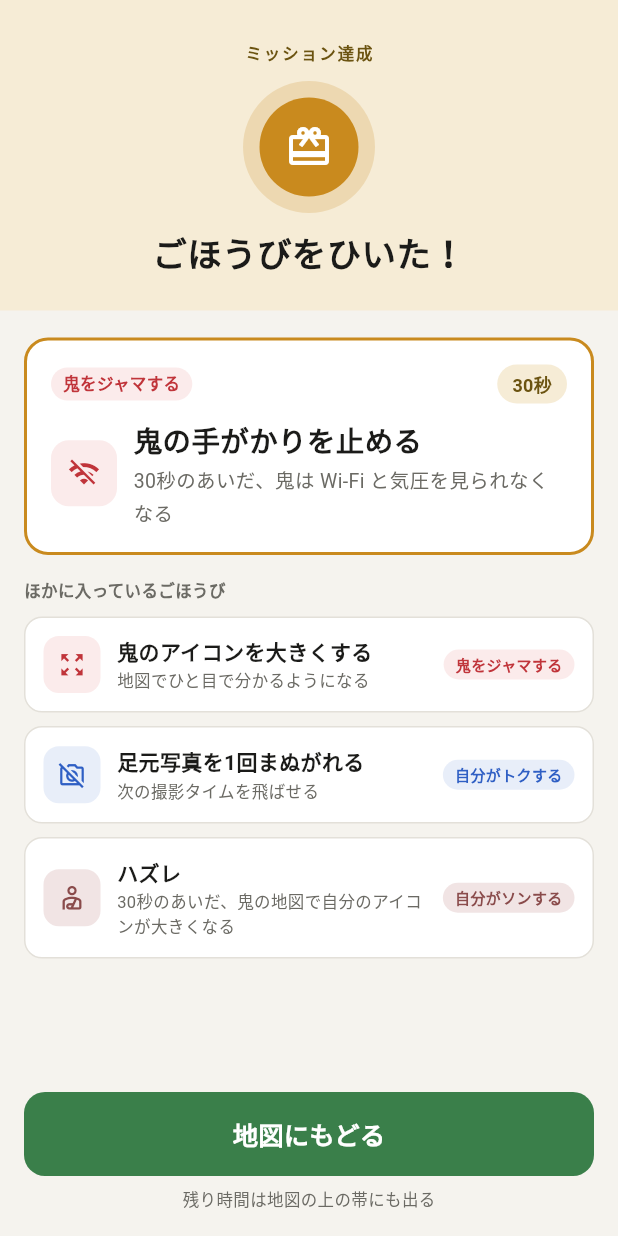
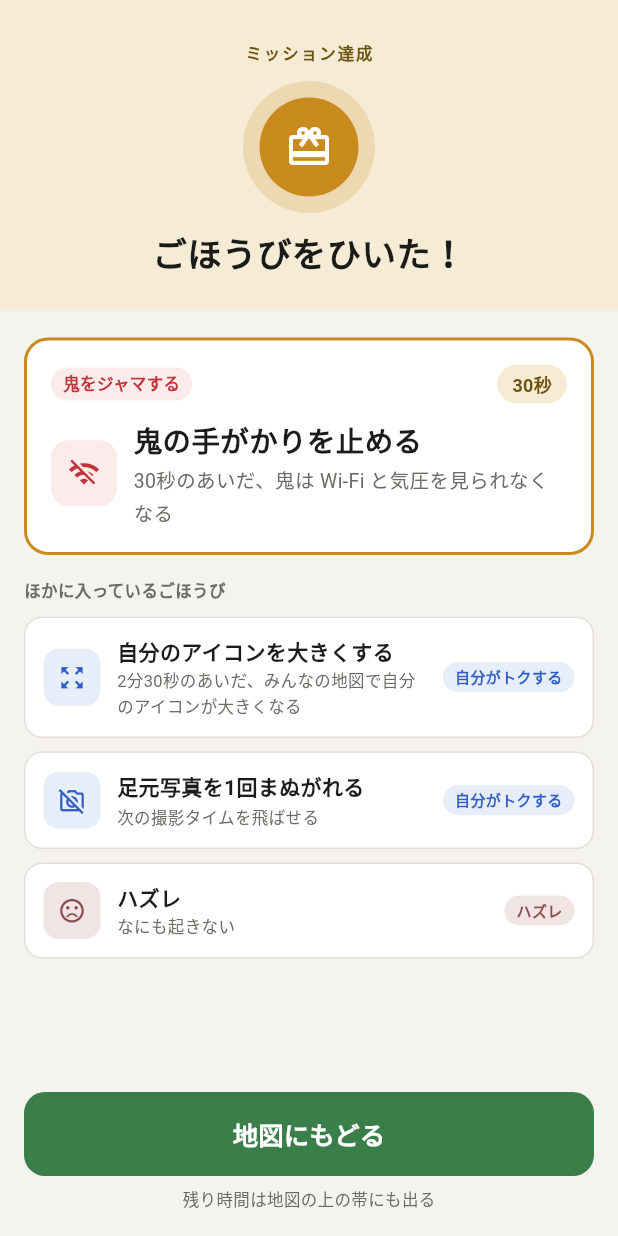
Before and after one commit to kajiLabTeam/kakureru, a Flutter app: the RewardPage screen opened directly with empty values, on a phone screen of 412 x 824 dp. Run offline on Flutter 3.47's test engine with Material 3 defaults, Android fonts, the phone set to English and light mode, and no system bars; our stand-ins replace clock, firebase_auth, firebase_core, firebase_database, flutter_blue_plus, flutter_hooks and 11 more; missing offline and left inert: flutter_ble_peripheral, flutter_foreground_task, network_info_plus, wifi_scan; accounts and stored records are empty; network calls fail; statements that could not run were skipped.

Commit message:
feat: ハズレは何も起きないようにし、当たりを「自分のアイコンを大きくする」に替える
- ハズレ(20%)は新しい miss 型にし、何も起きないようにした
- 当たりの「鬼のアイコンを大きくする」(big_demon_icon)を「自分のアイコンを大きくする」(enlarge_self_icon)に替えた。2分30秒のあいだ、全員の地図(本人を含む)で引いた人のピンが2倍になる
- 効果の時間表示は RewardType.durationLabel にまとめた(30秒 / 2分30秒 / 1回、ハズレは表示しない)
- docs/rtdb-schema.md の type、durationMs、確率表を更新した

Co-Authored-By: Claude Opus 5.5 <noreply@anthropic.com>

```diff
--- a/lib/features/mission/effect_rules.dart
+++ b/lib/features/mission/effect_rules.dart
@@ -62,7 +62,7 @@ RoomEffect? activeEffectOf(
 
 /// いま効いている、時間で効く効果の一覧(地図の上の帯に出すもの)。
 ///
-/// `enlarge_self_icon`(ハズレ)は除く。これは `byUid` の本人にだけ出す
+/// `enlarge_self_icon`(自分のアイコンを大きくする)は除く。これは `byUid` の本人にだけ出す
 /// 個人向けの表示のため、ここでは全体から1件だけ選んでしまうと複数の
 /// 逃走者が同時に引いたときに他の人の分が隠れてしまう([activeEnlargeSelfIconEffectFor]を使うこと)。
 List<RoomEffect> activeTimedEffects(
@@ -89,8 +89,8 @@ RoomEffect? activeEnlargeSelfIconEffectFor(
   );
 }
 
-/// いま `enlarge_self_icon` が効いている逃走者のuid一覧。鬼の地図でその
-/// 逃走者のピンを大きくする対象を決めるために使う(複数人が同時に効いて
+/// いま `enlarge_self_icon` が効いている人のuid一覧。全員の地図でその
+/// 人のピンを大きくする対象を決めるために使う(複数人が同時に効いて
 /// いることもあるため、1件に絞らず集合で返す)。
 Set<String> activeEnlargeSelfIconUids(
   List<RoomEffect> effects, {
--- a/lib/features/mission/mission_timing.dart
+++ b/lib/features/mission/mission_timing.dart
@@ -35,9 +35,11 @@ const missionLastMinuteWarning = Duration(minutes: 1);
 /// 取られた」「ごほうびを引いた」)を出しておく時間。
 const finishedMissionCardDuration = Duration(seconds: 15);
 
-/// 時間で効くごほうび(鬼の手がかりを止める・鬼のアイコンを大きくする)の
-/// 効いている時間。
+/// 時間で効くごほうび(鬼の手がかりを止める)の効いている時間。
 const rewardEffectDuration = Duration(seconds: 30);
+
+/// ごほうび「自分のアイコンを大きくする」の効いている時間。
+const enlargeSelfIconDuration = Duration(minutes: 2, seconds: 30);
 
 /// アプリ内のお知らせ(バナー)を出しておく時間。
 const missionBannerDuration = Duration(seconds: 8);
--- a/lib/features/mission/model/reward_type.dart
+++ b/lib/features/mission/model/reward_type.dart
@@ -2,7 +2,7 @@ import 'package:freezed_annotation/freezed_annotation.dart';
 import 'package:kakureru/features/mission/mission_timing.dart';
 
 /// ごほうびが誰に効くか。カードには必ずこれを書く(鬼をジャマするもの・
-/// 自分がトクするもの・自分がソンするものが混ざるため)。
+/// 自分がトクするもの・ハズレが混ざるため)。
 enum RewardTarget {
   /// 鬼をジャマする。効果はルーム全員の端末で同じ見え方にする。
   demon,
@@ -10,14 +10,14 @@ enum RewardTarget {
   /// 引いた本人がトクする。
   self,
 
-  /// 引いた本人がソンする(ハズレ)。
+  /// ハズレ(何も起きない)。
   selfMiss,
 }
 
 /// 当たり3種(合計)の確率(%)。残りはハズれ([rewardMissOddsPercent])。
 const rewardWinningOddsPercent = 80.0;
 
-/// ハズレ([RewardType.enlargeSelfIcon])の確率(%)。
+/// ハズレ([RewardType.miss])の確率(%)。
 const rewardMissOddsPercent = 20.0;
 
 /// 当たり1種あたりの確率(%)。当たり3種で均等に分ける。
@@ -26,7 +26,7 @@ const rewardWinningOddsPercentEach = rewardWinningOddsPercent / 3;
 /// ミッションのごほうび。RTDBの `missions/{id}/spots/{spotId}/reward` と
 /// `effects/{effectId}/type` に書く文字列を持つ。
 ///
-/// ハズレ([enlargeSelfIcon])も1種類ある。確率は[oddsPercent]を参照
+/// ハズレ([miss]。何も起きない)も1種類ある。確率は[oddsPercent]を参照
 /// (抽選は[drawReward]で行う)。
 @JsonEnum(valueField: 'raw')
 enum RewardType {
@@ -40,13 +40,13 @@ enum RewardType {
     oddsPercent: rewardWinningOddsPercentEach,
   ),
 
-  /// 30秒、逃走者の地図で鬼のピンを2倍にする。
-  bigDemonIcon(
-    raw: 'big_demon_icon',
-    title: '鬼のアイコンを大きくする',
-    description: '地図でひと目で分かるようになる',
-    target: RewardTarget.demon,
-    duration: rewardEffectDuration,
+  /// 2分30秒、全員の地図で引いた本人のピンを2倍にする。
+  enlargeSelfIcon(
+    raw: 'enlarge_self_icon',
+    title: '自分のアイコンを大きくする',
+    description: '2分30秒のあいだ、みんなの地図で自分のアイコンが大きくなる',
+    target: RewardTarget.self,
+    duration: enlargeSelfIconDuration,
     oddsPercent: rewardWinningOddsPercentEach,
   ),
 
@@ -60,14 +60,13 @@ enum RewardType {
     oddsPercent: rewardWinningOddsPercentEach,
   ),
 
-  /// ハズレ。30秒、鬼の地図で引いた本人のピンを2倍にする(鬼から見つけ
-  /// やすくなる)。
-  enlargeSelfIcon(
-    raw: 'enlarge_self_icon',
+  /// ハズレ。何も起きない(時間で効かないので時間は0)。
+  miss(
+    raw: 'miss',
     title: 'ハズレ',
-    description: '30秒のあいだ、鬼の地図で自分のアイコンが大きくなる',
+    description: 'なにも起きない',
     target: RewardTarget.selfMiss,
-    duration: rewardEffectDuration,
+    duration: Duration.zero,
     oddsPercent: rewardMissOddsPercent,
   );
 
@@ -92,7 +91,7 @@ enum RewardType {
   /// 誰に効くか。
   final RewardTarget target;
 
-  /// 効いている時間。回数もの([skipFootPhoto])は0。
+  /// 効いている時間。回数もの([skipFootPhoto])とハズレ([miss])は0。
   final Duration duration;
 
   /// 抽選で引かれる確率(%)。全[values]の合計は100になる。
@@ -100,6 +99,18 @@ enum RewardType {
 
   /// ハズレかどうか。
   bool get isMiss => target == RewardTarget.selfMiss;
+
+  /// カードのタグに出す長さ(「30秒」「2分30秒」「1回」)。ハズレは何も
+  /// 起きないので出さない(null)。
+  String? get durationLabel {
+    if (isMiss) return null;
+    final total = duration.inSeconds;
+    if (total == 0) return '1回';
+    final minutes = total ~/ 60;
+    final seconds = total % 60;
+    if (minutes == 0) return '$seconds秒';
+    return seconds == 0 ? '$minutes分' : '$minutes分$seconds秒';
+  }
 
   /// [raw]から引く。知らない値ならnull(新しい版の端末が書いたごほうびなど)。
   static RewardType? fromRaw(String? raw) {
--- a/lib/features/mission/view/effect_band.dart
+++ b/lib/features/mission/view/effect_band.dart
@@ -21,11 +21,11 @@ String effectBandText(RewardType type, {required UserRole? viewerRole}) {
   final isDemon = viewerRole == UserRole.demon;
   return switch (type) {
     RewardType.blockClues => isDemon ? '逃走者のごほうびで止められている' : '鬼の手がかりを止めている',
-    RewardType.bigDemonIcon => isDemon ? '逃走者の地図で鬼が大きく出ている' : '鬼のアイコンを大きくしている',
     // 本人にだけ出す帯なので、鬼視点の文言は使われない。
-    RewardType.enlargeSelfIcon => 'あなたのアイコンが大きくなっている',
-    // 回数ものは帯に出さない(呼ばれない)が、switchを網羅するために置く。
+    RewardType.enlargeSelfIcon => 'みんなの地図であなたのアイコンが大きくなっている',
+    // 回数もの・ハズレは帯に出さない(呼ばれない)が、switchを網羅するために置く。
     RewardType.skipFootPhoto => '足元写真を1回まぬがれる',
+    RewardType.miss => 'ハズレ',
   };
 }
 
--- a/lib/features/mission/view/mission_card.dart
+++ b/lib/features/mission/view/mission_card.dart
@@ -558,11 +558,11 @@ class RewardTargetTag extends StatelessWidget {
   }
 }
 
-/// 「鬼をジャマする」「自分がトクする」「自分がソンする」。
+/// 「鬼をジャマする」「自分がトクする」「ハズレ」。
 String rewardTargetLabel(RewardTarget target) => switch (target) {
   RewardTarget.demon => '鬼をジャマする',
   RewardTarget.self => '自分がトクする',
-  RewardTarget.selfMiss => '自分がソンする',
+  RewardTarget.selfMiss => 'ハズレ',
 };
 
 /// 地図の下寄せに出す「ごほうびガチャを引く」ボタン(モック2)。押す場所は1か所で、
--- a/lib/features/mission/view/mission_palette.dart
+++ b/lib/features/mission/view/mission_palette.dart
@@ -31,10 +31,10 @@ const demonDeep = Color(0xFFC0343A);
 /// 「自分がトクする」のタグの地。
 const selfSoft = Color(0xFFE8EEF9);
 
-/// 「自分がソンする」(ハズレ)のタグの地。
+/// ハズレのタグの地。
 const missSoft = Color(0xFFF1E4E4);
 
-/// 「自分がソンする」(ハズレ)の文字・アイコン。
+/// ハズレの文字・アイコン。
 const missDeep = Color(0xFF8A4B4B);
 
 /// 逃走者の緑の淡い地。
--- a/lib/features/mission/view/reward_page.dart
+++ b/lib/features/mission/view/reward_page.dart
@@ -146,7 +146,7 @@ class RewardCard extends StatelessWidget {
 
   @override
   Widget build(BuildContext context) {
-    final seconds = reward.duration.inSeconds;
+    final durationLabel = reward.durationLabel;
     return Container(
       padding: const EdgeInsets.all(16),
       decoration: BoxDecoration(
@@ -161,6 +161,7 @@ class RewardCard extends StatelessWidget {
             children: [
               RewardTargetTag(target: reward.target, fontSize: 11),
               const Spacer(),
+              if (durationLabel != null)
                 Container(
                   padding: const EdgeInsets.symmetric(
                     horizontal: 10,
@@ -171,7 +172,7 @@ class RewardCard extends StatelessWidget {
                     borderRadius: BorderRadius.circular(999),
                   ),
                   child: Text(
-                  seconds > 0 ? '$seconds秒' : '1回',
+                    durationLabel,
                     style: const TextStyle(
                       fontSize: 12,
                       fontWeight: FontWeight.w700,
@@ -267,9 +268,9 @@ class _OtherRewardRow extends StatelessWidget {
 /// ごほうびのアイコン。
 IconData rewardIcon(RewardType reward) => switch (reward) {
   RewardType.blockClues => Icons.wifi_off,
-  RewardType.bigDemonIcon => Icons.zoom_out_map,
+  RewardType.enlargeSelfIcon => Icons.zoom_out_map,
   RewardType.skipFootPhoto => Icons.no_photography_outlined,
-  RewardType.enlargeSelfIcon => Icons.personal_injury_outlined,
+  RewardType.miss => Icons.sentiment_dissatisfied_outlined,
 };
 
 class _RewardIcon extends StatelessWidget {
```
Also changed, not shown: lib/features/mission/view/gacha/gacha_page.dart (+11 -27 lines), lib/features/room/view/game/game_location_map.dart (+10 -20 lines), lib/features/room/view/game_page.dart (+10 -23 lines), lib/features/mission/model/mission.g.dart, lib/features/mission/model/room_effect.g.dart, 7 other files. Lines whose indentation alone changed are shown as unchanged.
